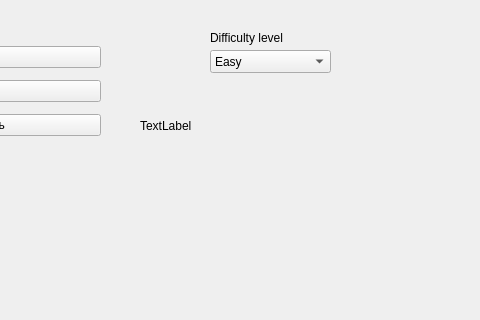
The window that src/gui/exercises/exercisenotileswidget.ui (TFed555/music_trainer) describes before a commit, drawn with Qt 5; both pictures show x 520 to 1000 and y 0 to 320 of the 1000 by 700 pixel window.
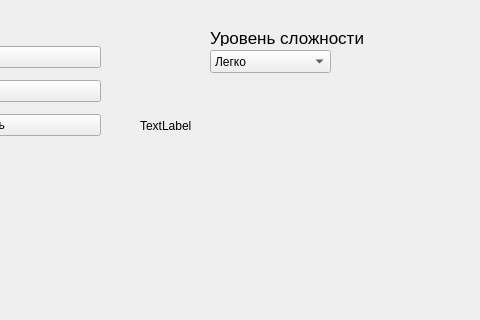
The same window after the commit.

Diff of the .ui file:
```diff
--- a/src/gui/exercises/exercisenotileswidget.ui
+++ b/src/gui/exercises/exercisenotileswidget.ui
@@ -81,7 +81,7 @@
    </property>
    <item>
     <property name="text">
-     <string>Easy</string>
+     <string>Легко</string>
     </property>
    </item>
    <item>
@@ -95,12 +95,18 @@
     <rect>
      <x>730</x>
      <y>30</y>
-     <width>101</width>
+     <width>161</width>
      <height>16</height>
     </rect>
    </property>
+   <property name="font">
+    <font>
+     <family>Ubuntu</family>
+     <pointsize>13</pointsize>
+    </font>
+   </property>
    <property name="text">
-    <string>Difficulty level</string>
+    <string>Уровень сложности</string>
    </property>
   </widget>
   <widget class="QLabel" name="descriptionLabel">
```
Left out of the diff: 4 changed lines with no effect on the pictures.
